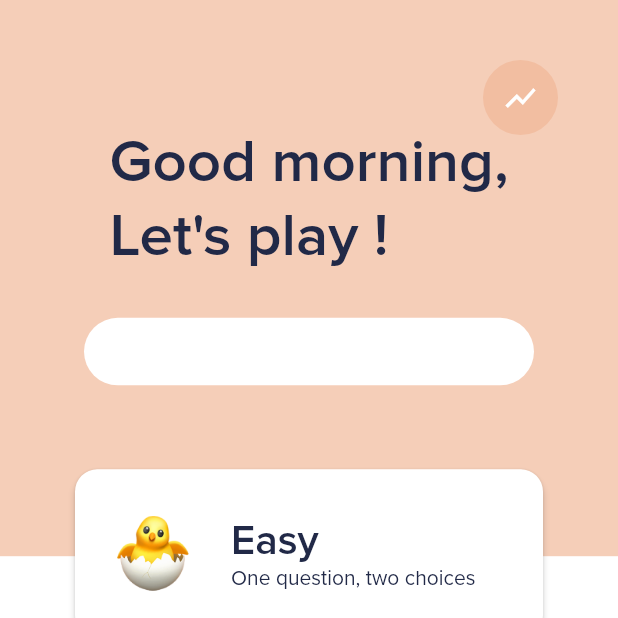
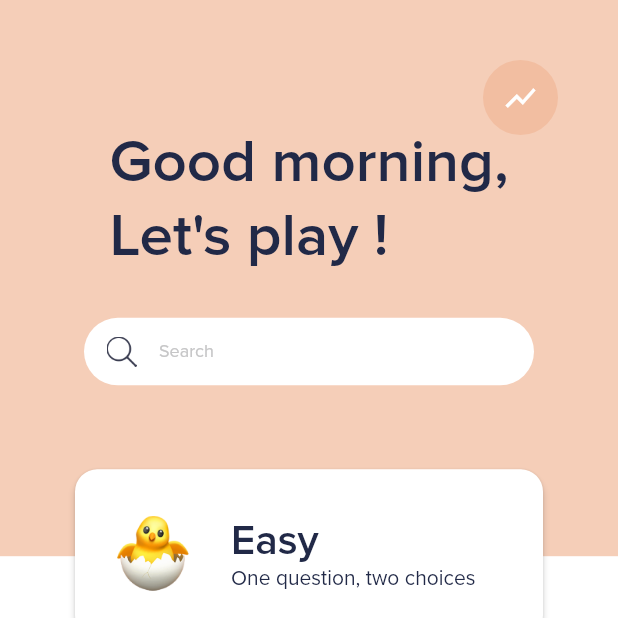
Before and after one commit to smartnsoft/capitals, a Flutter app: the screen it shows after launch, on a phone screen of 412 x 824 dp, the top half of it. Run offline on Flutter 3.47's test engine with Material 2 defaults, Android fonts, the phone set to English and light mode, and no system bars.

Commit message:
Add image and text to Search widget

```diff
--- a/assets/strings.csv
+++ b/assets/strings.csv
@@ -7,3 +7,4 @@ hard,Hard
 easy_description,"One question, two choices"
 medium_description,"One question, four choices"
 hard_description,"One question, type the answer"
+search_hint,Search
--- a/lib/core/i18n.dart
+++ b/lib/core/i18n.dart
@@ -21,6 +21,8 @@ String get medium_description => _getText("medium_description");
 
 String get hard_description => _getText("hard_description");
 
+String get search_hint => _getText("search_hint");
+
 
 
   I18n(Locale locale) {
@@ -42,6 +44,7 @@ static Map<String, String> _enValues = {
                 "easy_description": "One question, two choices",
                 "medium_description": "One question, four choices",
                 "hard_description": "One question, type the answer",
+                "search_hint": "Search",
         };
     static Map<String, Map<String, String>> _allValues = {
             "en": _enValues,
--- a/lib/ui/app_theme.dart
+++ b/lib/ui/app_theme.dart
@@ -7,6 +7,8 @@ class _Colors {
   Color get primaryAccent => Color(0xfff2bea1);
 
   Color get appBlack => Color(0xff212947);
+
+  Color get lightGrey => Color(0xffc6c6c7);
 }
 
 /// Values
@@ -49,6 +51,8 @@ class _Images {
   String get medium => "assets/images/medium.png";
 
   String get hard => "assets/images/hard.png";
+
+  String get icSearch => "assets/images/ic_search.png";
 }
 
 /// Texts Styles
@@ -82,6 +86,12 @@ class _TextStyles {
         fontSize: 14,
         fontFamily: "ProxymaNova",
       );
+
+  TextStyle get smallLightGreyText => TextStyle(
+        color: colors.lightGrey,
+        fontSize: 12,
+        fontFamily: "ProxymaNova",
+      );
 }
 
 class AppTheme extends InheritedWidget {
--- a/lib/ui/home/search.dart
+++ b/lib/ui/home/search.dart
@@ -1,3 +1,4 @@
+import 'package:flappy_capitals/core/i18n.dart';
 import 'package:flappy_capitals/ui/app_theme.dart';
 import 'package:flappy_capitals/utils.dart';
 import 'package:flutter/material.dart';
@@ -14,6 +15,22 @@ class Search extends StatelessWidget {
         color: Colors.white,
         borderRadius: BorderRadius.circular(40),
       ),
+      child: Row(
+        children: <Widget>[
+          Padding(
+            padding: const EdgeInsets.symmetric(horizontal: 15),
+            child: Image.asset(
+              AppTheme.of(context).images.icSearch,
+              height: 20,
+              width: 20,
+            ),
+          ),
+          Text(
+            I18n.of(context).search_hint,
+            style: AppTheme.of(context).textStyles.smallLightGreyText,
+          )
+        ],
+      ),
     );
   }
 }
```
Also changed, not shown: assets/images/ic_search.png (added).
